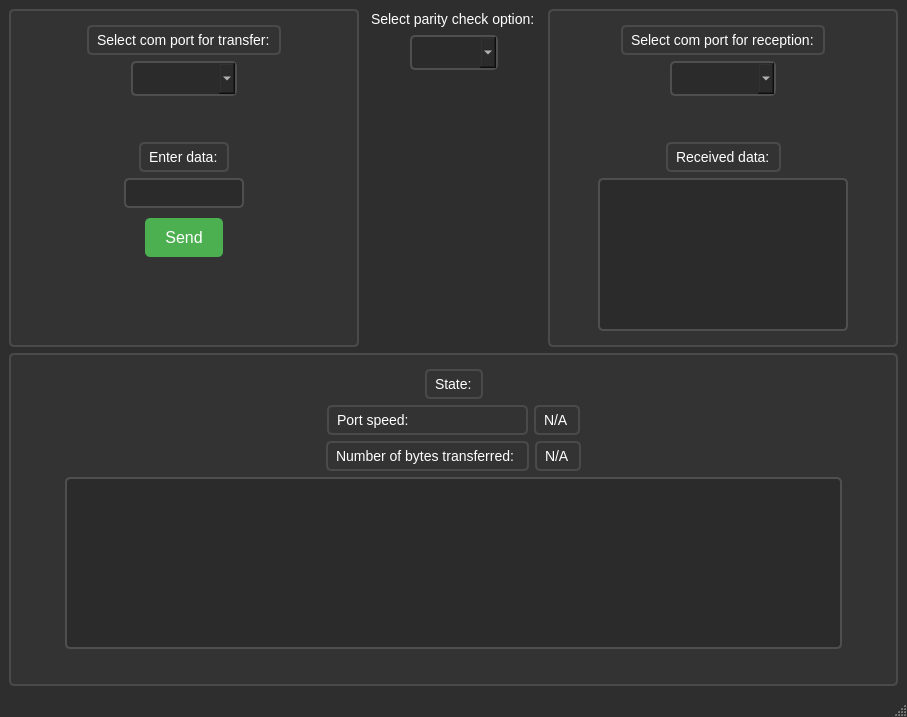
p4cmn/connector, file other/mainwindow.ui: the form before one commit.
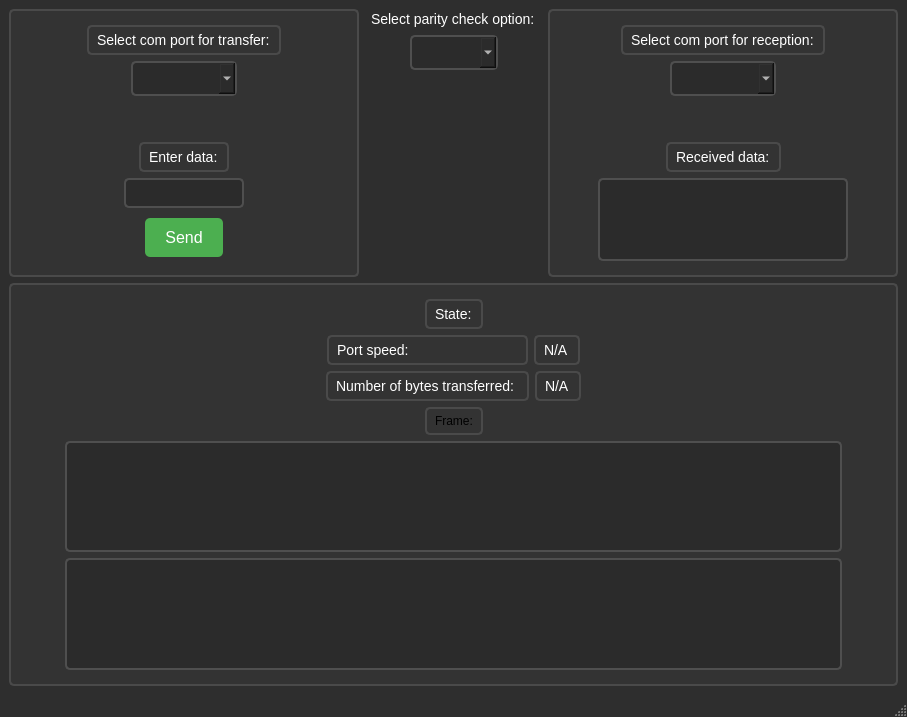
The form after the commit.

Commit message: Added frame data transfer

Patch:
```diff
--- a/other/mainwindow.ui
+++ b/other/mainwindow.ui
@@ -871,6 +871,93 @@
          </item>
         </layout>
        </item>
+       <item>
+        <layout class="QHBoxLayout" name="horizontalLayout_2">
+         <item>
+          <spacer name="horizontalSpacer_17">
+           <property name="orientation">
+            <enum>Qt::Orientation::Horizontal</enum>
+           </property>
+           <property name="sizeHint" stdset="0">
+            <size>
+             <width>40</width>
+             <height>20</height>
+            </size>
+           </property>
+          </spacer>
+         </item>
+         <item>
+          <widget class="QLabel" name="label_9">
+           <property name="text">
+            <string>Frame:</string>
+           </property>
+          </widget>
+         </item>
+         <item>
+          <spacer name="horizontalSpacer_18">
+           <property name="orientation">
+            <enum>Qt::Orientation::Horizontal</enum>
+           </property>
+           <property name="sizeHint" stdset="0">
+            <size>
+             <width>40</width>
+             <height>20</height>
+            </size>
+           </property>
+          </spacer>
+         </item>
+        </layout>
+       </item>
+       <item>
+        <layout class="QHBoxLayout" name="horizontalLayout_17">
+         <item>
+          <spacer name="horizontalSpacer_33">
+           <property name="orientation">
+            <enum>Qt::Orientation::Horizontal</enum>
+           </property>
+           <property name="sizeType">
+            <enum>QSizePolicy::Policy::Preferred</enum>
+           </property>
+           <property name="sizeHint" stdset="0">
+            <size>
+             <width>40</width>
+             <height>20</height>
+            </size>
+           </property>
+          </spacer>
+         </item>
+         <item>
+          <widget class="QTextEdit" name="frameTextEdit">
+           <property name="styleSheet">
+            <string notr="true">QTextEdit {
+    background-color: #2B2B2B; /* Темный фон */
+    color: #FFFFFF; /* Белый текст */
+    border: 2px solid #4F4F4F; /* Светло-серая рамка с толщиной 2px */
+    border-radius: 5px; /* Скругленные углы */
+    padding: 5px; /* Внутренние отступы */
+}
+</string>
+           </property>
+          </widget>
+         </item>
+         <item>
+          <spacer name="horizontalSpacer_34">
+           <property name="orientation">
+            <enum>Qt::Orientation::Horizontal</enum>
+           </property>
+           <property name="sizeType">
+            <enum>QSizePolicy::Policy::Preferred</enum>
+           </property>
+           <property name="sizeHint" stdset="0">
+            <size>
+             <width>40</width>
+             <height>20</height>
+            </size>
+           </property>
+          </spacer>
+         </item>
+        </layout>
+       </item>
        <item>
         <layout class="QHBoxLayout" name="horizontalLayout_8">
          <item>
```
The commit also changes 37 other files.
